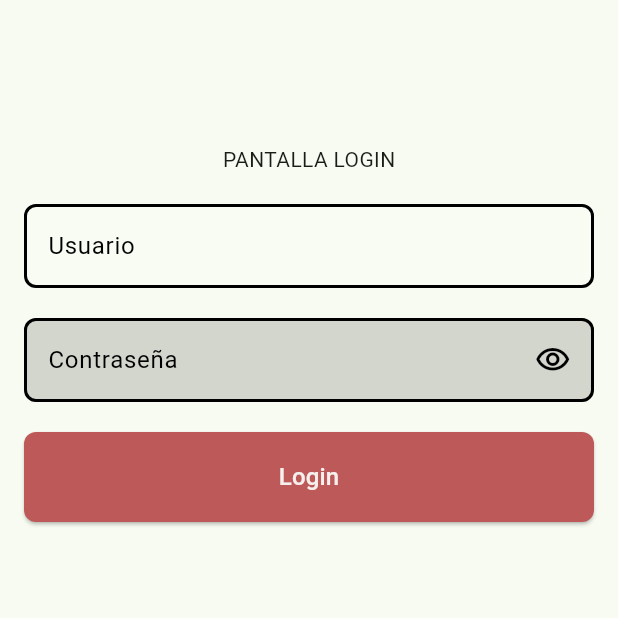
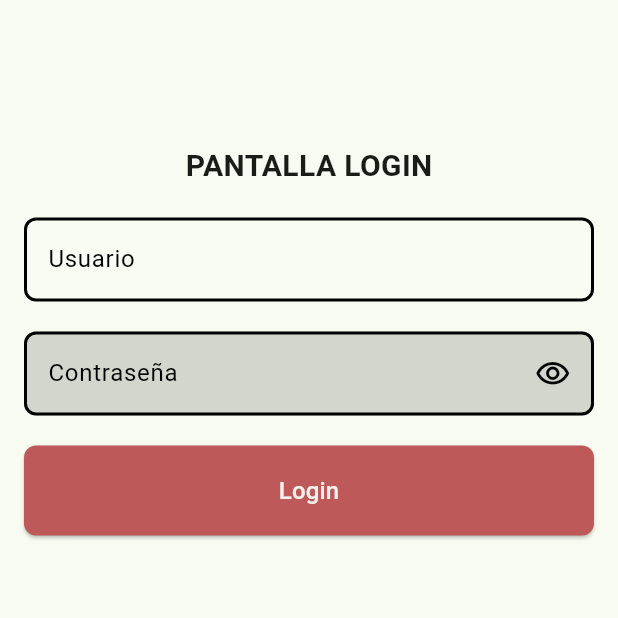
Before and after one commit to aaleexcaazaallaa/tarea1, a Flutter app: the screen it shows after launch, on a phone screen of 412 x 824 dp, the top half of it. Run offline on Flutter 3.47's test engine with Material 2 defaults, Android fonts, the phone set to English and light mode, and no system bars; our stand-ins replace firebase_core, go_router; accounts and stored records are empty.

```diff
--- a/lib/presentation/screens/login/login_screen.dart
+++ b/lib/presentation/screens/login/login_screen.dart
@@ -27,7 +27,7 @@ class _LoginScreen extends State<LoginScreen> {
             mainAxisAlignment: MainAxisAlignment.start,
             children: [
               const SizedBox(height: 80),
-              const Text("PANTALLA LOGIN"),
+              const Text("PANTALLA LOGIN", style: TextStyle(fontWeight: FontWeight.bold, fontSize: 20),),
               const SizedBox(height: 20),
               TextField(
                 cursorColor: Colors.white,
--- a/pubspec.yaml
+++ b/pubspec.yaml
@@ -37,6 +37,10 @@ dependencies:
   cupertino_icons: ^1.0.2
   provider: ^6.0.5
   go_router: ^12.0.1
+  firebase_core: ^2.21.0
+  firebase_auth: ^4.12.1
+  font_awesome_flutter: ^10.6.0
+  google_sign_in: ^6.1.5
 
 dev_dependencies:
   flutter_test:
```
Also changed, not shown: lib/main.dart (+7 -1 lines), lib/firebase_options.dart (added), lib/services/firebase_service.dart (added), pubspec.lock, 8 other files.
